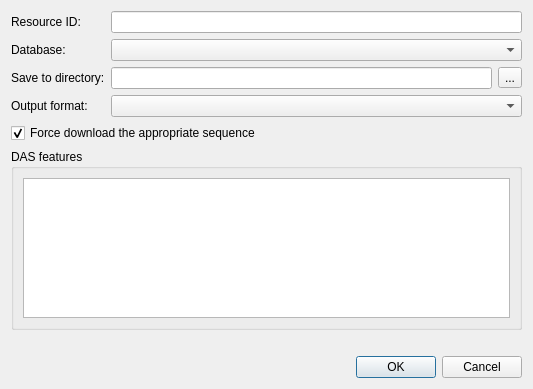
Qt form src/corelibs/U2Gui/src/util/ui/DownloadRemoteFileDialog.ui (violethaze74/ugene) before a commit.
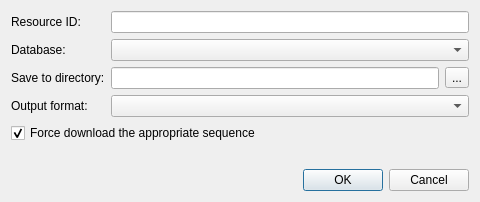
The same form after that commit.

What changed in the file:
```diff
--- a/src/corelibs/U2Gui/src/util/ui/DownloadRemoteFileDialog.ui
+++ b/src/corelibs/U2Gui/src/util/ui/DownloadRemoteFileDialog.ui
@@ -6,8 +6,8 @@
    <rect>
     <x>0</x>
     <y>0</y>
-    <width>533</width>
-    <height>389</height>
+    <width>480</width>
+    <height>233</height>
    </rect>
   </property>
   <property name="sizePolicy">
@@ -142,55 +142,6 @@
      </property>
     </widget>
    </item>
-   <item>
-    <widget class="QGroupBox" name="dasBox">
-     <property name="sizePolicy">
-      <sizepolicy hsizetype="Expanding" vsizetype="MinimumExpanding">
-       <horstretch>0</horstretch>
-       <verstretch>0</verstretch>
-      </sizepolicy>
-     </property>
-     <property name="minimumSize">
-      <size>
-       <width>0</width>
-       <height>130</height>
-      </size>
-     </property>
-     <property name="title">
-      <string>DAS features</string>
-     </property>
-     <layout class="QVBoxLayout" name="verticalLayout_2">
-      <item>
-       <widget class="QListWidget" name="dasfeaturesWidget">
-        <property name="sizePolicy">
-         <sizepolicy hsizetype="Expanding" vsizetype="MinimumExpanding">
-          <horstretch>0</horstretch>
-          <verstretch>0</verstretch>
-         </sizepolicy>
-        </property>
-        <property name="minimumSize">
-         <size>
-          <width>0</width>
-          <height>60</height>
-         </size>
-        </property>
-        <property name="maximumSize">
-         <size>
-          <width>16777215</width>
-          <height>16777215</height>
-         </size>
-        </property>
-        <property name="baseSize">
-         <size>
-          <width>0</width>
-          <height>0</height>
-         </size>
-        </property>
-       </widget>
-      </item>
-     </layout>
-    </widget>
-   </item>
    <item>
     <widget class="QLabel" name="hintLabel">
      <property name="sizePolicy">
```
